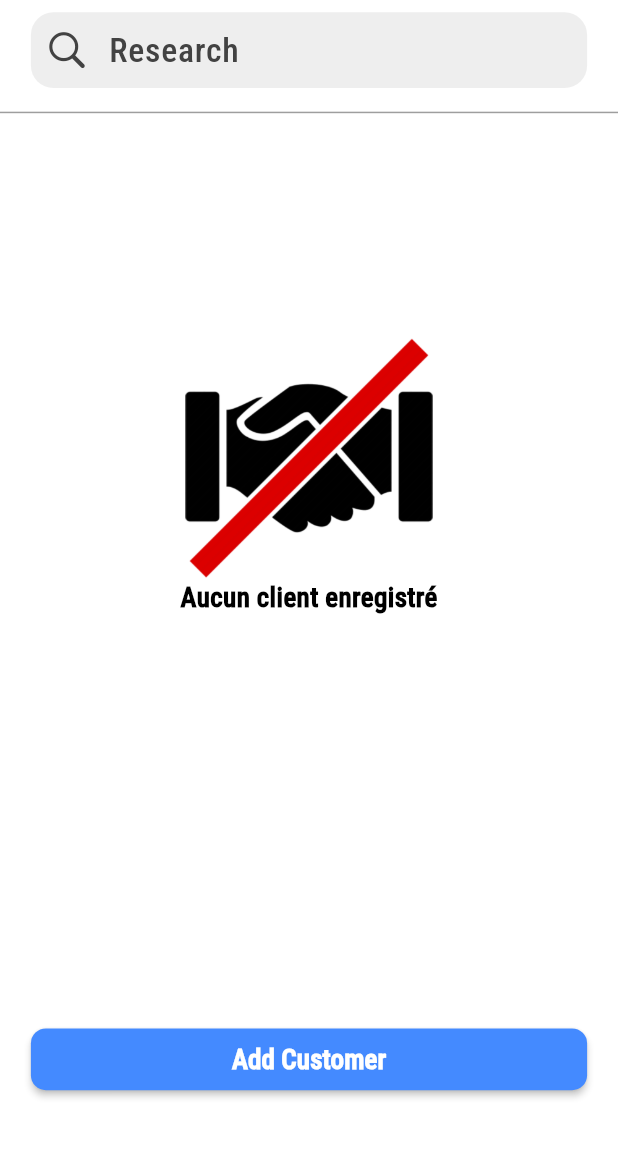
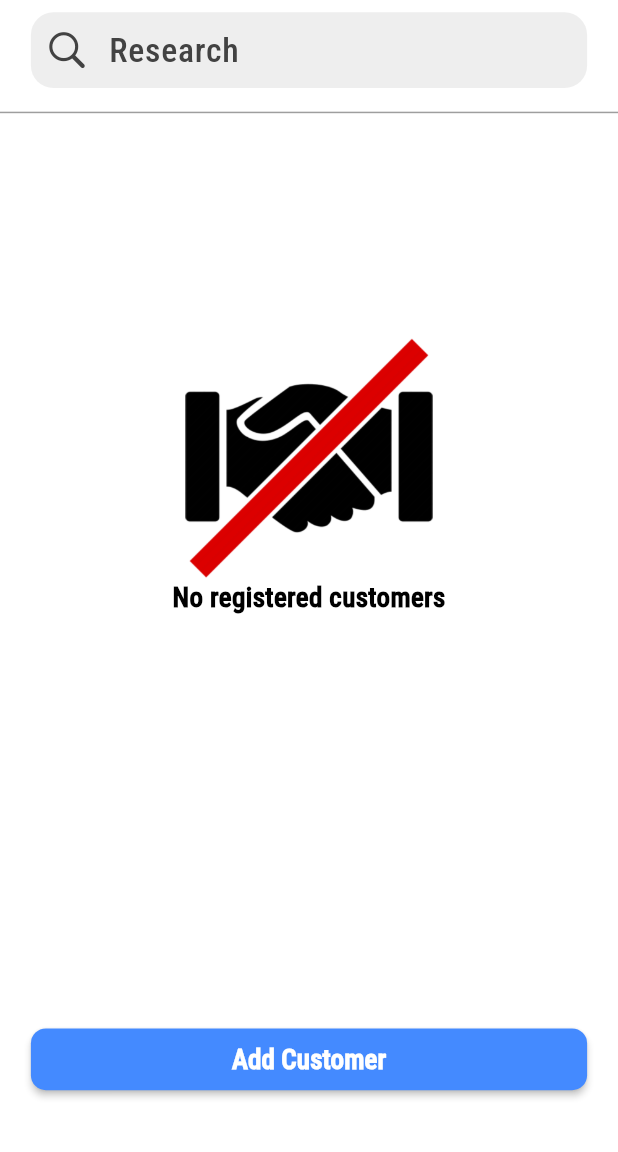
Before and after one commit to OmarWaled21/Invoice-Management-App, a Flutter app: the DevisScreen screen opened directly, after a tap on "Create a quote", after a tap on "Add Customer", on a phone screen of 412 x 824 dp, the part 84-1236 px from its top. Run offline on Flutter 3.47's test engine with Material 3 defaults, Android fonts, the phone set to English and light mode, and no system bars; our stand-ins replace country_code_picker, data_table_2, fl_chart, flutter_colorpicker, get, image_picker and 4 more; missing offline and left inert: month_year_picker; accounts and stored records are empty; Roboto replaces fonts that are missing (assets/fonts/arial.ttf).

Commit message:
fix some translation

```diff
--- a/lib/screens/clients/new_client.dart
+++ b/lib/screens/clients/new_client.dart
@@ -68,7 +68,7 @@ class _NewClientState extends State<NewClient> {
   }
 
   // List of options to display
-  final List<String> options = ["Société privée", "Particulier", "Administration publique"];
+  final List<String> options = ["private_company".tr, "particular".tr, "public_admin".tr];
 
   // Widget for building selectable containers
   Widget _buildSelectableContainer(int index, String text) {
@@ -240,7 +240,7 @@ class _NewClientState extends State<NewClient> {
               customTextField(
                 title: '${'city'.tr} (${'optional'.tr})',
                 controller: cityController,
-                hint: '${'city'.tr}',
+                hint: 'city'.tr,
               ),
               customTextField(
                 title: '${'postal_code'.tr} (${'optional'.tr})',
--- a/lib/screens/devis/devis_screen.dart
+++ b/lib/screens/devis/devis_screen.dart
@@ -46,7 +46,7 @@ class _DevisScreenState extends State<DevisScreen> {
               ),
             ),
             boldText(
-                text: 'Créez et gérez des devis',
+                text: 'create_manage_quotes'.tr,
                 fontSize: mq.aspectRatio * 50,
                 color: isLightTheme ? ColorsTheme.blackColor : ColorsTheme.whiteColor),
             boldText(
--- a/lib/utils/translations.dart
+++ b/lib/utils/translations.dart
@@ -103,6 +103,7 @@ class AppTranslations extends Translations {
           'quote_note':
               'Explain what you offer to \nyour clients and how much it will cost them. \nEasily convert accepted quotes into invoices.',
           'send': 'Send',
+          'no_customers': 'No registered customers'
         },
         'fr_FR': {
           'invoice': 'Facturation',
@@ -202,9 +203,12 @@ class AppTranslations extends Translations {
           'clear_items': 'Effacer les éléments',
           'create_manage_quotes': 'Créez et gérez des devis',
           'professionals': 'professionnels',
-          'quote_note':
-              'Expliquer ce que vous proposez à \nvos clients et combien cela leur \ncoûtera. Convertissez facilement \ndes devis acceptés en factures.',
+          'quote_note': 'Expliquer ce que vous proposez à'
+              'vos clients et combien cela leur '
+              'coûtera. Convertissez facilement '
+              'des devis acceptés en factures.',
           'send': 'Envoyer',
+          'no_customers': 'Aucun client enregistré'
         },
       };
 }
--- a/lib/widgets/client/no_client.dart
+++ b/lib/widgets/client/no_client.dart
@@ -1,6 +1,7 @@
 import 'package:facturation_intuitive/main.dart';
 import 'package:facturation_intuitive/widgets/text_widgets/bold_text.dart';
 import 'package:flutter/material.dart';
+import 'package:get/get.dart';
 
 // ignore: non_constant_identifier_names
 Widget NoClientData() {
@@ -10,7 +11,7 @@ Widget NoClientData() {
         'assets/no_client.png',
         height: mq.height * 0.2,
       ),
-      boldText(text: 'Aucun client enregistré')
+      boldText(text: 'no_customers'.tr)
     ],
   );
 }
```
